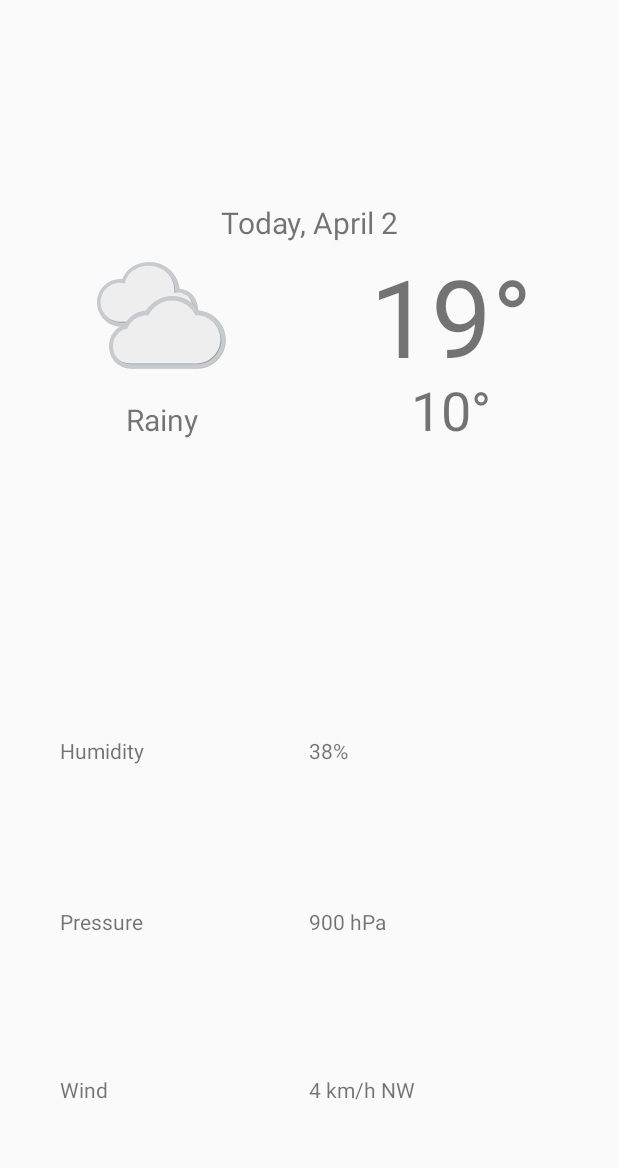
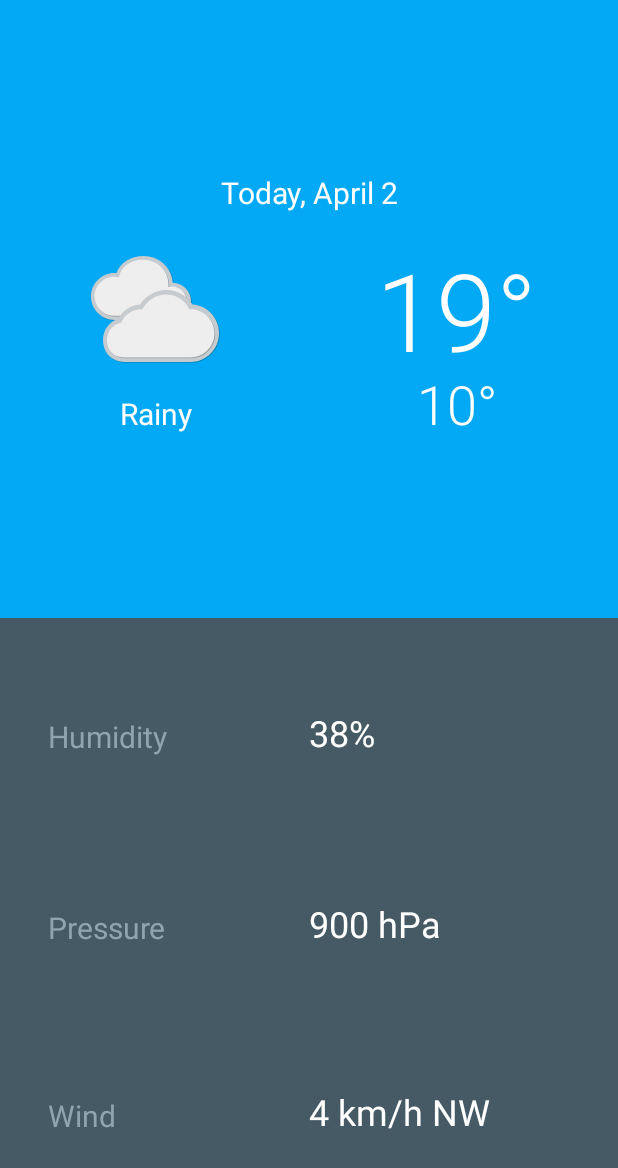
Before and after one commit to samip15/Stromful, an Android app: the layout activity_detail.xml on its own in the app's theme, with its tools: preview values and no code run, on a phone screen of 412 x 824 dp. Shown: the top 1168 px of the screen. Run offline under Robolectric (Android 15) with nearby library versions, the phone set to English and light mode, and no system bars.

Commit message:
Added Styles

```diff
--- a/app/src/main/AndroidManifest.xml
+++ b/app/src/main/AndroidManifest.xml
@@ -12,7 +12,11 @@
         android:roundIcon="@mipmap/ic_launcher_round"
         android:supportsRtl="true"
         android:theme="@style/AppTheme">
-        <activity android:name=".MainActivity">
+        <activity android:name=".MainActivity"
+            android:label="Stromful"
+            android:theme="@style/AppTheme.Forecast"
+            android:launchMode="singleTop"
+            >
             <intent-filter>
                 <action android:name="android.intent.action.MAIN" />
 
--- /dev/null
+++ b/app/src/main/res/drawable-anydpi/ic_logo.xml
@@ -0,0 +1,38 @@
+<?xml version="1.0" encoding="utf-8"?>
+<vector xmlns:android="http://schemas.android.com/apk/res/android"
+    android:width="24dp"
+    android:height="24dp"
+    android:viewportWidth="24"
+    android:viewportHeight="24"
+    android:tint="#333333">
+  <group android:scaleX="0.034433287"
+      android:scaleY="0.034433287"
+      android:translateY="8.58021">
+    <group android:translateY="147.51562">
+      <path android:pathData="M18,-25.203125Q18,-13.90625,24.546875,-7.453125Q31.109375,-1,42.671875,-1Q52.921875,-1,60.453125,-6.8125Q68,-12.625,68,-20.453125Q68,-28.828125,51.4375,-43.5L43.40625,-50.5625Q28,-64.125,28,-75.546875Q28,-88.828125,38.59375,-97.40625Q49.1875,-106,65.578125,-106Q74.265625,-106,79.625,-103.421875Q85,-100.859375,85,-96.734375Q85,-92.6875,81.484375,-87.34375Q75.328125,-99,61.453125,-99Q52.8125,-99,46.90625,-93.71875Q41,-88.4375,41,-80.671875Q41,-75.5,42.953125,-72.765625Q44.90625,-70.046875,55.09375,-60.890625L61.5,-55.078125Q79,-39.0625,79,-26.34375Q79,-11.515625,67.0625,-1.75Q55.125,8,37,8Q24.84375,8,16.921875,2.296875Q9,-3.40625,9,-12.09375Q9,-18,18,-25.203125Z"
+          android:fillColor="#000000"
+          android:fillAlpha="0.6"/>
+      <path android:pathData="M151.75,-27.875Q153.625,-24.390625,153.625,-21.765625Q153.625,-14.8125,142.04688,-6.40625Q130.46875,2,120.953125,2Q112.5625,2,107.28125,-5.578125Q102,-13.171875,102,-25.15625Q102,-38.484375,109.03125,-63.09375L112.296875,-75L100.640625,-75Q93.34375,-75,89,-72.875Q93.015625,-80.25,95.640625,-82.125Q98.265625,-84,104.5625,-84L115,-84L116.40625,-88.90625Q119.640625,-99.828125,124.125,-103.90625Q128.625,-108,137.625,-108Q138.6875,-108,141,-107.859375Q135.70312,-100.765625,130,-84L166.39062,-84Q175.96875,-84,181,-86.5625Q179.26562,-79.390625,176.39062,-77.1875Q173.53125,-75,165.71875,-75L126.875,-75Q126.140625,-72.65625,125.78125,-71.53125Q117,-42.328125,117,-27.4375Q117,-11,128.625,-11Q134.625,-11,141.6875,-16.171875Q148.75,-21.359375,151.75,-27.875Z"
+          android:fillColor="#000000"
+          android:fillAlpha="0.6"/>
+      <path android:pathData="M180.0625,-0.265625Q175.20312,2,172.28125,2Q165,2,165,-4.3125Q165,-7.53125,167.45312,-20.375L170.85938,-37.828125Q174,-53.390625,174,-60.90625Q174,-64.96875,171.75,-67.703125Q179.26562,-70,183.98438,-70Q189,-70,189,-63.8125Q189,-59.984375,185.54688,-43.71875L181.59375,-23.5Q194.60938,-49.34375,207.78125,-63.671875Q220.96875,-78,231.70312,-78Q235.5,-78,238.25,-75.796875Q241,-73.59375,241,-70.4375Q241,-65.546875,230.54688,-57.421875Q227.9375,-63,223.10938,-63Q214.35938,-63,200.79688,-43.921875Q192.39062,-32.0625,186.1875,-19.4375Q180,-6.828125,180,-1.46875L180.0625,-0.265625Z"
+          android:fillColor="#000000"
+          android:fillAlpha="0.6"/>
+      <path android:pathData="M317.78125,-51.53125Q318,-49.84375,318,-48.515625Q318,-28.203125,303.85938,-13.09375Q289.71875,2,270.75,2Q256.25,2,247.125,-7.046875Q238,-16.09375,238,-30.515625Q238,-46.921875,249.78125,-58.953125Q261.57812,-71,277.59375,-71Q280.04688,-71,282.78125,-70.359375Q281,-73.484375,281,-75.625Q281,-78.953125,283.34375,-82Q300.90625,-80.609375,312.5625,-64.5625Q324.4375,-57,337.32812,-57Q345.70312,-57,355.4375,-62.265625L359,-56.53125Q347.65625,-48,335.75,-48Q327.84375,-48,317.78125,-51.53125ZM301.15625,-57.9375Q295.23438,-59.609375,290.25,-63.265625Q286.57812,-63.84375,284.14062,-64Q271.90625,-63.84375,262.53125,-53Q253.15625,-42.171875,253,-28.1875Q253.15625,-18.0625,258.78125,-11.609375Q264.40625,-5.15625,273.375,-5Q285.5,-5.15625,294.17188,-17.34375Q302.84375,-29.53125,303,-46.5Q302.84375,-52.40625,301.15625,-57.9375Z"
+          android:fillColor="#000000"
+          android:fillAlpha="0.6"/>
+      <path android:pathData="M362.04688,-24.75Q387.23438,-78,406.53125,-78Q415,-78,415,-65.75Q415,-60.484375,411.53125,-42.0625L407.53125,-20.84375Q419.64062,-46.65625,432.78125,-62.328125Q445.9375,-78,455.48438,-78Q466,-78,466,-65.53125Q466,-61.046875,462.96875,-44.984375L460.89062,-34.0625Q459,-24.171875,459,-19.40625Q459,-11,464.9375,-11Q478.32812,-11,506.09375,-60.8125L512,-57.53125Q481.42188,2,458.59375,2Q444,2,444,-17.203125Q444,-23.609375,446.92188,-37.75L448.95312,-47.5625Q451,-57.53125,451,-59.9375Q451,-63,447.98438,-63Q440.5625,-63,421.39062,-32.5Q404,-4.703125,404,-0.734375Q404,-0.296875,404.26562,0.765625Q403.20312,0.96875,400.53125,1.65625Q399.39062,2,397.09375,2Q390,2,390,-4.25Q390,-6.15625,392.14062,-15.703125Q392.92188,-19.140625,393.71875,-23.078125L396.71875,-37.96875Q400,-54.0625,400,-57.296875Q400,-62,396.59375,-62Q389.09375,-62,374.51562,-34.8125Q360,-7.828125,360,-2.625Q360,-1.15625,361.21875,0.25Q357.14062,2,353.71875,2Q346,2,346,-5.8125Q346,-6.796875,348.3125,-26.109375L350.07812,-40.96875Q351,-48.78125,351,-55.40625Q351,-63.78125,347.23438,-67.6875Q355.875,-70,359.45312,-70Q366,-70,366,-62.921875Q366,-60.40625,364.17188,-44.203125L362.04688,-24.75Z"
+          android:fillColor="#000000"
+          android:fillAlpha="0.6"/>
+      <path android:pathData="M502.92188,-56L501.5,-56Q490.89062,-56,483,-50.828125Q484.70312,-60.03125,488.01562,-62.515625Q491.32812,-65,501.9375,-65L504.64062,-65L507,-76.484375Q511.8125,-99.890625,522.34375,-110.1875Q535.1406,-123,550.6875,-123Q556.7344,-123,561.09375,-120.109375Q565.4531,-117.234375,565.4531,-113.125Q565.4531,-108.9375,556.375,-103.53125Q553.84375,-114,544.84375,-114Q528.8906,-114,522,-80.1875L518.8281,-65L543.34375,-65Q560.125,-65,568,-66.78125Q564.625,-59.109375,560.2969,-57.546875Q555.9844,-56,538.0469,-56L517.03125,-56L504.79688,4.015625Q503,12.703125,503,19.203125Q503,23.328125,504.82812,26.6875Q497.73438,29,493.90625,29Q488,29,488,22.5Q488,17.390625,490.35938,5.703125L502.92188,-56Z"
+          android:fillColor="#000000"
+          android:fillAlpha="0.6"/>
+      <path android:pathData="M607.625,-43.390625Q598.03125,-23.203125,586.21875,-10.59375Q574.40625,2,565.03125,2Q557.4531,2,552.71875,-3.421875Q548,-8.84375,548,-17.515625Q548,-28.65625,555.0625,-58.390625Q557,-66.421875,557,-68.53125Q557,-70.640625,555.7344,-73.109375L565.625,-73.171875Q572,-73.171875,572,-68.34375Q572,-65.328125,568.2656,-51.046875Q567.1094,-46.78125,566.7969,-45.171875L565.8281,-40.890625Q563,-28.078125,563,-21.359375Q563,-11,570.0625,-11Q581.6406,-11,599.4531,-39.984375Q614,-63.578125,614,-73.59375Q614,-74.984375,613.0625,-76.390625Q618.8125,-78,622.8281,-78Q629,-78,629,-74.21875Q629,-73.3125,628.40625,-71.5625Q628.125,-70.515625,627.0156,-66.46875Q626.875,-65.6875,625.5469,-60.796875Q624.59375,-57.375,624.15625,-55.34375L623.4219,-51.984375Q621,-40.453125,621,-30.390625Q621,-15,628.4375,-15Q644.875,-15,670.15625,-61.15625L676,-57.65625Q647.1094,-2,623.1406,-2Q607,-2,607,-30.09375Q607,-35.390625,607.625,-43.390625Z"
+          android:fillColor="#000000"
+          android:fillAlpha="0.6"/>
+      <path android:pathData="M734,-57Q719.5625,-29.390625,704.9844,-13.6875Q690.4219,2,679.2031,2Q671.0469,2,666.0156,-4.34375Q661,-10.6875,661,-20.921875Q661,-26.671875,663.09375,-37.203125L677,-107.453125Q674.25,-107,672.2031,-107Q656,-107,656,-121.28125L656,-123Q664.5156,-118,675.25,-118Q685.96875,-118,694,-123L678.125,-38.53125Q676,-27.15625,676,-22.859375Q676,-11,684.5156,-11Q692.7656,-11,701.1094,-20.46875Q709.46875,-29.953125,728.5,-60.859375L734,-57Z"
+          android:fillColor="#000000"
+          android:fillAlpha="0.6"/>
+    </group>
+  </group>
+</vector>
--- a/app/src/main/res/layout/activity_detail.xml
+++ b/app/src/main/res/layout/activity_detail.xml
@@ -10,7 +10,6 @@
         android:layout_width="match_parent"
         android:layout_height="match_parent"
         android:orientation="vertical"
-        android:padding="8dp"
         tools:context=".DetailActivity">
 
         <include
--- a/app/src/main/res/layout/extra_weather_detail.xml
+++ b/app/src/main/res/layout/extra_weather_detail.xml
@@ -10,7 +10,11 @@
         android:id="@+id/extra_details"
         android:layout_width="match_parent"
         android:layout_height="match_parent"
-        android:padding="32dp">
+        android:background="@color/detail_accent_pane_background"
+        android:paddingLeft="@dimen/forecast_detail_horizontal_padding"
+        android:paddingTop="@dimen/forecast_detail_vertical_padding"
+        android:paddingRight="@dimen/forecast_detail_horizontal_padding"
+        android:paddingBottom="@dimen/forecast_detail_vertical_padding">
 
         <androidx.constraintlayout.widget.Guideline
             android:id="@+id/horizontal_middle"
@@ -21,16 +25,16 @@
 
         <TextView
             android:id="@+id/humidity_label"
-            android:layout_width="wrap_content"
-            android:layout_height="wrap_content"
+            style="@style/DetailLabel"
             android:text="@string/humidity_label"
+            app:layout_constraintBottom_toTopOf="@id/pressure_label"
             app:layout_constraintLeft_toLeftOf="@+id/extra_details"
             app:layout_constraintTop_toTopOf="@+id/extra_details"
-            app:layout_constraintBottom_toTopOf="@id/pressure_label"
             app:layout_constraintVertical_bias="0.33" />
 
         <TextView
             android:id="@+id/pressure_label"
+            style="@style/DetailLabel"
             android:layout_width="wrap_content"
             android:layout_height="wrap_content"
             android:text="@string/pressure_label"
@@ -40,25 +44,26 @@
 
         <TextView
             android:id="@+id/wind_label"
+            style="@style/DetailLabel"
             android:layout_width="wrap_content"
             android:layout_height="wrap_content"
             android:text="@string/wind_label"
+            app:layout_constraintBottom_toBottomOf="@+id/extra_details"
+            app:layout_constraintLeft_toLeftOf="@+id/extra_details"
             app:layout_constraintTop_toBottomOf="@+id/pressure_label"
-            app:layout_constraintLeft_toLeftOf="@+id/extra_details"
-            app:layout_constraintBottom_toBottomOf="@+id/extra_details"
             app:layout_constraintVertical_bias="0.659" />
 
 
         <TextView
             android:id="@+id/humidity"
-            android:layout_width="wrap_content"
-            android:layout_height="wrap_content"
+            style="@style/ExtraWeatherDetails"
             android:text="38%"
             app:layout_constraintBottom_toBottomOf="@id/humidity_label"
             app:layout_constraintLeft_toLeftOf="@id/horizontal_middle" />
 
         <TextView
             android:id="@+id/pressure"
+            style="@style/ExtraWeatherDetails"
             android:layout_width="wrap_content"
             android:layout_height="wrap_content"
             android:text="900 hPa"
@@ -67,6 +72,7 @@
 
         <TextView
             android:id="@+id/wind"
+            style="@style/ExtraWeatherDetails"
             android:layout_width="wrap_content"
             android:layout_height="wrap_content"
             android:text="4 km/h NW"
--- a/app/src/main/res/layout/list_item_forcast_today.xml
+++ b/app/src/main/res/layout/list_item_forcast_today.xml
@@ -9,8 +9,9 @@
     <androidx.constraintlayout.widget.ConstraintLayout
         android:layout_width="match_parent"
         android:layout_height="wrap_content"
-        android:paddingTop="16dp"
-        android:paddingBottom="16dp">
+        android:background="@color/colorPrimary"
+        android:paddingTop="@dimen/today_forecast_list_item_vertical_padding"
+        android:paddingBottom="@dimen/today_forecast_list_item_vertical_padding">
 
         <androidx.constraintlayout.widget.Guideline
             android:layout_width="wrap_content"
@@ -24,14 +25,17 @@
             android:layout_width="wrap_content"
             android:layout_height="wrap_content"
             android:text="Today, April 2"
+            android:textColor="@color/white"
+            android:fontFamily="sans-serif"
+            android:layout_marginBottom="16dp"
             android:textSize="20sp"
             app:layout_constraintLeft_toLeftOf="parent"
             app:layout_constraintRight_toRightOf="parent"
             app:layout_constraintBottom_toTopOf="@id/weather_icon" />
 
         <ImageView
-            android:layout_width="96dp"
-            android:layout_height="96dp"
+            android:layout_width="@dimen/today_icon"
+            android:layout_height="@dimen/today_icon"
             android:id="@+id/weather_icon"
             android:adjustViewBounds="true"
             app:srcCompat="@drawable/art_clouds"
@@ -41,6 +45,7 @@
             app:layout_constraintRight_toLeftOf="@id/horizontal_middle" />
 
         <TextView
+            android:textColor="@color/white"
             android:id="@+id/weather_description"
             android:layout_width="wrap_content"
             android:layout_height="wrap_content"
@@ -53,10 +58,12 @@
             android:layout_marginTop="8dp" />
 
         <TextView
+            android:textColor="@color/white"
             android:id="@+id/high_temperature"
             android:layout_width="wrap_content"
             android:layout_height="wrap_content"
             android:text="19\u00b0"
+            android:fontFamily="sans-serif-light"
             android:textSize="72sp"
             app:layout_constraintLeft_toLeftOf="@id/horizontal_middle"
             app:layout_constraintRight_toRightOf="parent"
@@ -66,10 +73,12 @@
 
 
         <TextView
+            android:textColor="@color/white"
             android:id="@+id/low_temperature"
             android:layout_width="wrap_content"
             android:layout_height="wrap_content"
             android:text="10\u00b0"
+            android:fontFamily="sans-serif-light"
             android:textSize="36sp"
             app:layout_constraintLeft_toLeftOf="@id/high_temperature"
             app:layout_constraintRight_toRightOf="@id/high_temperature"
--- /dev/null
+++ b/app/src/main/res/values-v16/styles.xml
@@ -0,0 +1,11 @@
+<?xml version="1.0" encoding="utf-8"?>
+<resources>
+
+    <style name="DetailLabel" parent="@style/TextAppearance.AppCompat.Title">
+        <item name="android:layout_width">wrap_content</item>
+        <item name="android:layout_height">wrap_content</item>
+        <item name="android:textColor">@color/detail_accent_label</item>
+        <item name="android:fontFamily">sans-serif</item>
+    </style>
+
+</resources>
--- a/app/src/main/res/values/colors.xml
+++ b/app/src/main/res/values/colors.xml
@@ -1,6 +1,13 @@
 <?xml version="1.0" encoding="utf-8"?>
 <resources>
-    <color name="colorPrimary">#6200EE</color>
-    <color name="colorPrimaryDark">#3700B3</color>
-    <color name="colorAccent">#03DAC5</color>
+    <color name="colorPrimary">#03A9F4</color>
+    <color name="colorPrimaryDark">#0288D1</color>
+    <color name="colorPrimaryLight">#B3E5FC</color>
+    <color name="colorAccent">#FFD740</color>
+    <color name="white">#FFFFFF</color>
+    <color name="primary_text">#212121</color>
+    <color name="secondary_text">#727272</color>
+    <color name="detail_accent_pane_background">#455A64</color>
+    <color name="detail_accent_label">#90A4AE</color>
+    <color name="activated">#E0E0E0</color>
 </resources>
--- a/app/src/main/res/values/styles.xml
+++ b/app/src/main/res/values/styles.xml
@@ -1,4 +1,4 @@
-<resources>
+<resources xmlns:tools="http://schemas.android.com/tools">
 
     <!-- Base application theme. -->
     <style name="AppTheme" parent="Theme.AppCompat.Light.DarkActionBar">
@@ -8,4 +8,28 @@
         <item name="colorAccent">@color/colorAccent</item>
     </style>
 
+    <!--    Main Activity ko style-->
+    <style name="ActionBar.Solid.Stormful.NoTitle" parent="@style/Widget.AppCompat.Light.ActionBar.Solid.Inverse">
+        <item name="displayOptions">useLogo|showHome</item>
+        <item name="logo">@drawable/ic_logo</item>
+    </style>
+
+    <style name="AppTheme.Forecast" parent="@style/AppTheme">
+        <item name="actionBarStyle">@style/ActionBar.Solid.Stormful.NoTitle</item>
+    </style>
+
+    <!--    Detail Activity ko style-->
+    <style name="DetailLabel" parent="@style/TextAppearance.AppCompat.Title">
+        <item name="android:layout_width">wrap_content</item>
+        <item name="android:layout_height">wrap_content</item>
+        <item name="android:textColor">@color/detail_accent_label</item>
+        <item name="android:fontFamily" tools:targetApi="jelly_bean">sans-serif</item>
+    </style>
+
+    <style name="ExtraWeatherDetails" parent="@style/TextAppearance.AppCompat.Headline">
+        <item name="android:layout_width">wrap_content</item>
+        <item name="android:layout_height">wrap_content</item>
+        <item name="android:textColor">@color/white</item>
+    </style>
+
 </resources>
```
Also changed, not shown: app/src/main/res/layout/forecast_list_item.xml (+14 -10 lines), app/src/main/res/values/dimens.xml (added, +27 -0 lines), app/src/main/res/drawable-hdpi/ic_logo.png (added), app/src/main/res/drawable-mdpi/ic_logo.png (added), app/src/main/res/drawable-xhdpi/ic_logo.png (added), app/src/main/res/drawable-xxhdpi/ic_logo.png (added), app/src/main/res/drawable-xxxhdpi/ic_logo.png (added).
